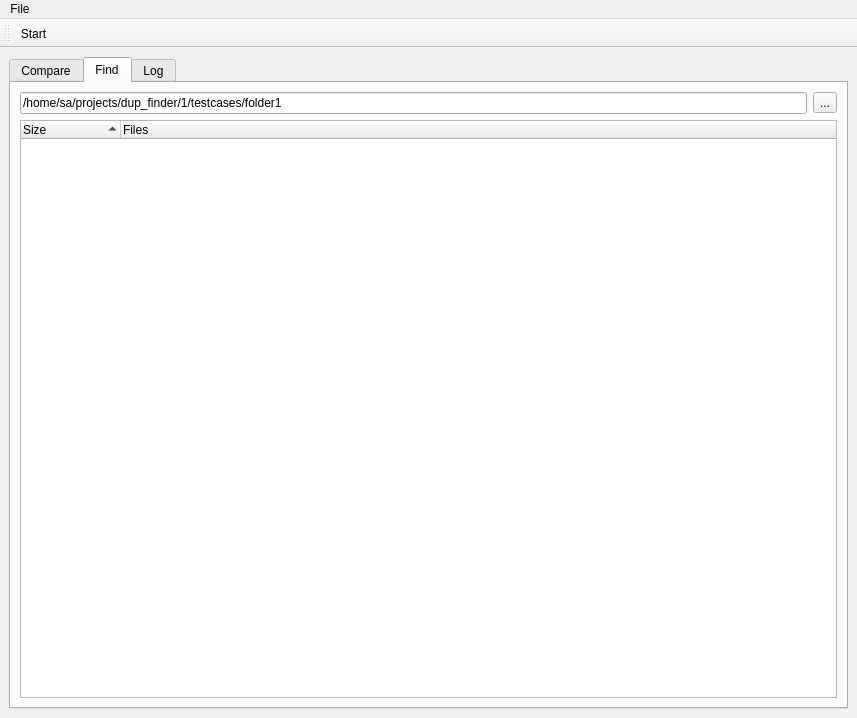
Above: resources/form.ui from sanami/qt-dupfinder before the change. Below: the same form after it.
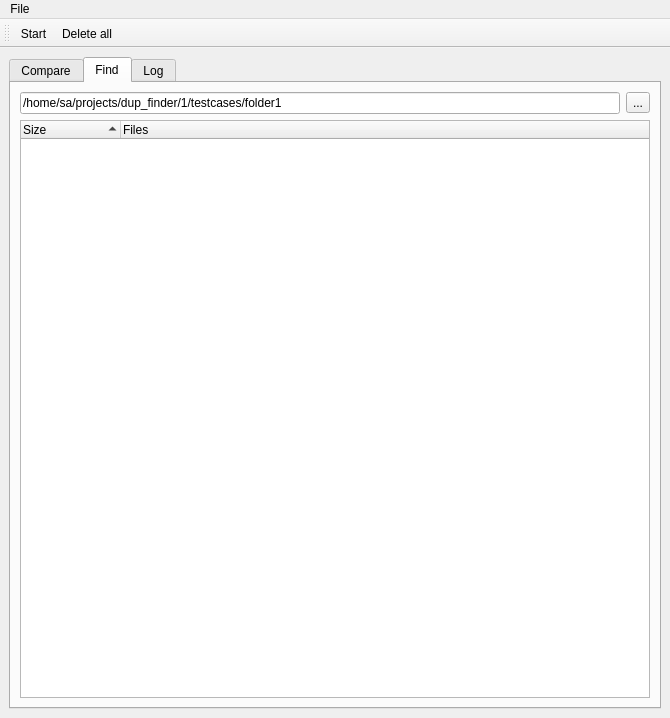
That is the form after the change. Icons and pictures are not drawn.

Patch:
```diff
--- a/resources/form.ui
+++ b/resources/form.ui
@@ -6,7 +6,7 @@
    <rect>
     <x>0</x>
     <y>0</y>
-    <width>857</width>
+    <width>670</width>
     <height>718</height>
    </rect>
   </property>
@@ -156,8 +156,8 @@
     <rect>
      <x>0</x>
      <y>0</y>
-     <width>857</width>
-     <height>27</height>
+     <width>670</width>
+     <height>30</height>
     </rect>
    </property>
    <widget class="QMenu" name="menuFile">
@@ -185,6 +185,7 @@
     <bool>false</bool>
    </attribute>
    <addaction name="action_start"/>
+   <addaction name="action_delete_all"/>
   </widget>
   <action name="action_save">
    <property name="icon">
@@ -251,6 +252,14 @@
     <string>Delete files</string>
    </property>
   </action>
+  <action name="action_delete_all">
+   <property name="text">
+    <string>Delete all</string>
+   </property>
+   <property name="toolTip">
+    <string>Delete all duplicates</string>
+   </property>
+  </action>
  </widget>
  <resources>
   <include location="resources.qrc"/>
```
